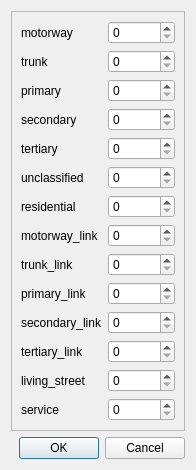
Before: the Qt Designer form crmapconverter/osm2cr/converter_modules/gui_modules/GUI_resources/lane_counts.ui in CommonRoad/commonroad-scenario-designer, drawn with Qt 5.
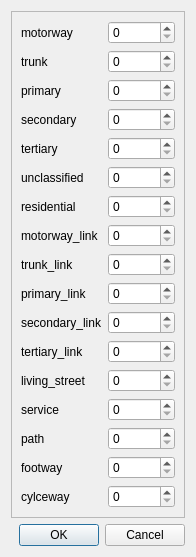
After: the same form once the commit is applied.

The edit to the form file:
```diff
--- a/crmapconverter/osm2cr/converter_modules/gui_modules/GUI_resources/lane_counts.ui
+++ b/crmapconverter/osm2cr/converter_modules/gui_modules/GUI_resources/lane_counts.ui
@@ -121,6 +121,27 @@
         </property>
        </widget>
       </item>
+      <item row="14" column="0">
+       <widget class="QLabel" name="label_15">
+        <property name="text">
+         <string>path</string>
+        </property>
+       </widget>
+      </item>
+      <item row="15" column="0">
+       <widget class="QLabel" name="label_16">
+        <property name="text">
+         <string>footway</string>
+        </property>
+       </widget>
+      </item>
+      <item row="16" column="0">
+       <widget class="QLabel" name="label_17">
+        <property name="text">
+         <string>cylceway</string>
+        </property>
+       </widget>
+      </item>
       <item row="0" column="1">
        <widget class="QSpinBox" name="sb_motorway">
         <property name="maximum">
@@ -219,6 +240,27 @@
         </property>
        </widget>
       </item>
+      <item row="14" column="1">
+       <widget class="QSpinBox" name="sb_path">
+        <property name="maximum">
+         <number>1000000</number>
+        </property>
+       </widget>
+      </item>
+      <item row="15" column="1">
+       <widget class="QSpinBox" name="sb_footway">
+        <property name="maximum">
+         <number>1000000</number>
+        </property>
+       </widget>
+      </item>
+      <item row="16" column="1">
+       <widget class="QSpinBox" name="sb_cycleway">
+        <property name="maximum">
+         <number>1000000</number>
+        </property>
+       </widget>
+      </item>
      </layout>
     </widget>
    </item>
```
